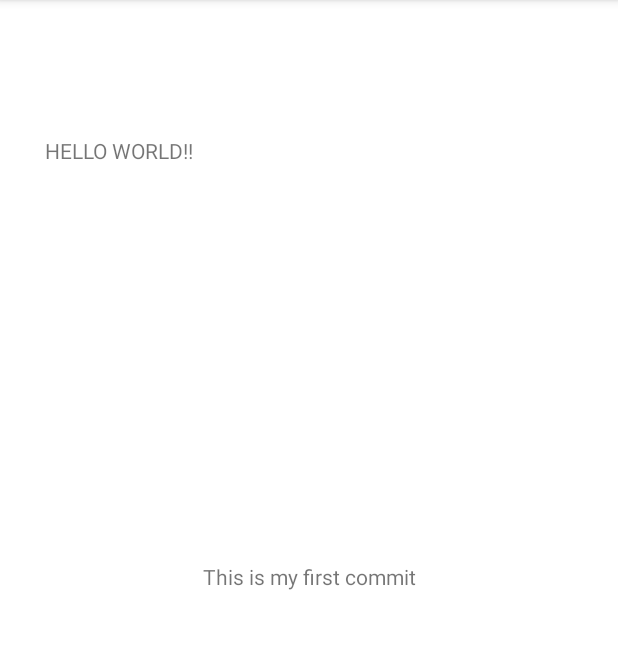
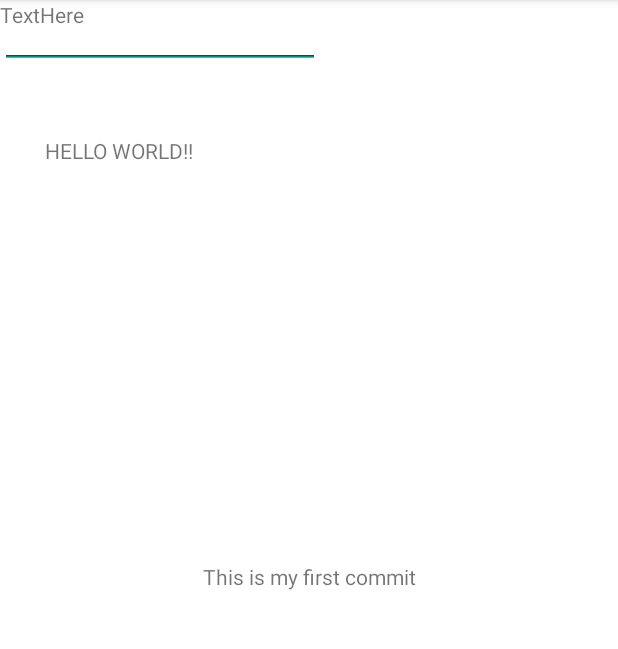
Before and after one commit to imwindzor/Mobile-App-Dev, an Android app: the screen it shows after launch (MainActivity), on a phone screen of 412 x 824 dp, the part 84-733 px from its top. Run offline under Robolectric (Android 15) with nearby library versions, the phone set to English and light mode, and no system bars.

Commit message:
first commit

```diff
--- a/app/src/main/res/layout/activity_main.xml
+++ b/app/src/main/res/layout/activity_main.xml
@@ -30,4 +30,30 @@
         app:layout_constraintStart_toStartOf="parent"
         app:layout_constraintTop_toTopOf="parent" />
 
+    <EditText
+        android:id="@+id/editTextTextEmailAddress"
+        android:layout_width="wrap_content"
+        android:layout_height="wrap_content"
+        android:ems="10"
+        android:inputType="textEmailAddress"
+        tools:layout_editor_absoluteX="100dp"
+        tools:layout_editor_absoluteY="411dp" />
+
+    <EditText
+        android:id="@+id/editTextTextPassword"
+        android:layout_width="wrap_content"
+        android:layout_height="wrap_content"
+        android:ems="10"
+        android:inputType="textPassword"
+        tools:layout_editor_absoluteX="100dp"
+        tools:layout_editor_absoluteY="468dp" />
+
+    <TextView
+        android:id="@+id/textView3"
+        android:layout_width="wrap_content"
+        android:layout_height="wrap_content"
+        android:text="TextHere"
+        tools:layout_editor_absoluteX="176dp"
+        tools:layout_editor_absoluteY="283dp" />
+
 </androidx.constraintlayout.widget.ConstraintLayout>
```
